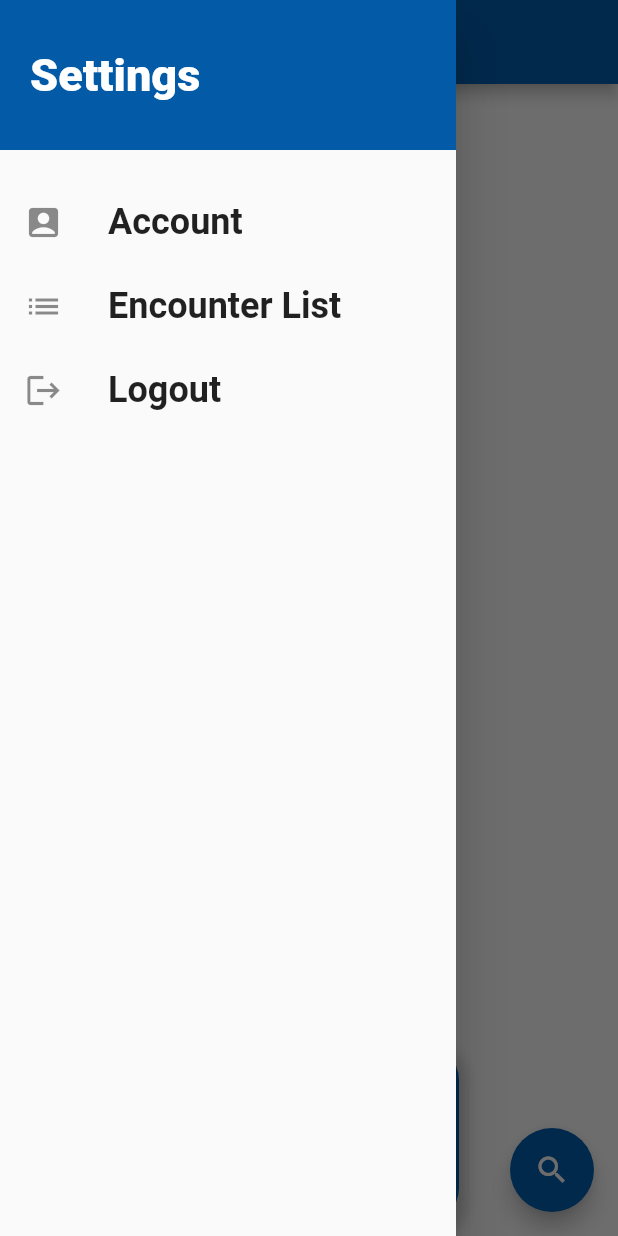
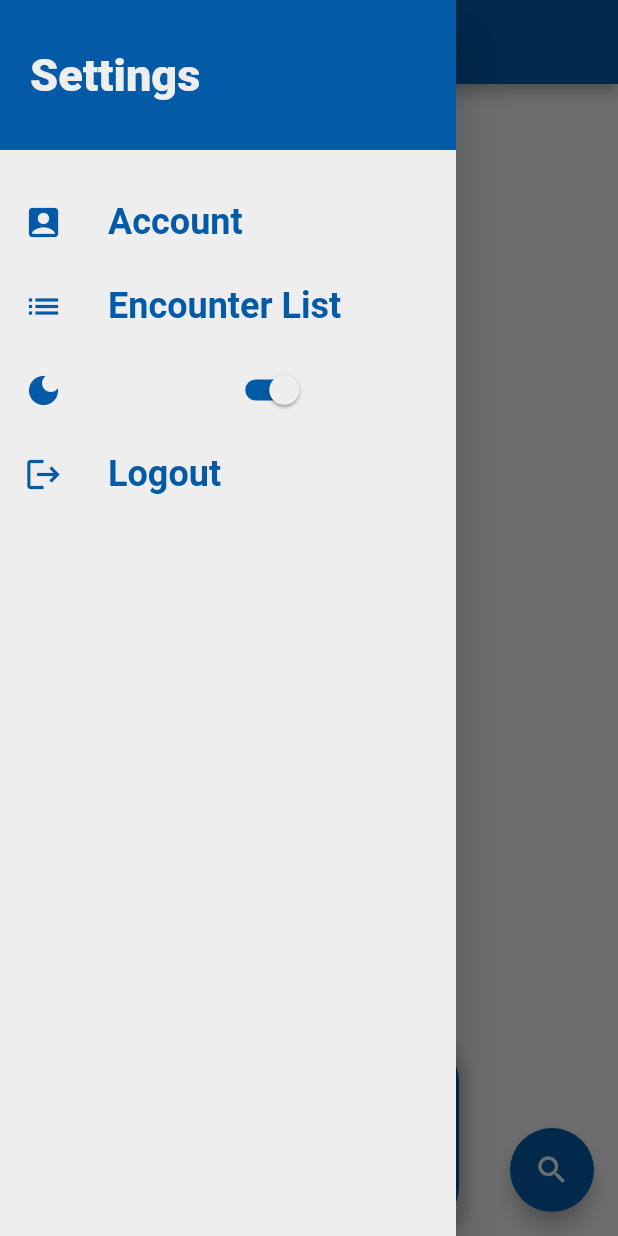
Before and after one commit to chia7123/mobileasm, a Flutter app: the screen it shows once a user with an empty profile is signed in, in the side drawer, after a tap on "Find nearby user", on a phone screen of 412 x 824 dp. Run offline on Flutter 3.47's test engine with Material 2 defaults, Android fonts, the phone set to English and light mode, and no system bars; our stand-ins replace auto_size_text, cloud_firestore, dropdown_search, firebase_auth, firebase_core, firebase_storage and 7 more; missing offline and left inert: age, huawei_location; accounts and stored records are empty.

Commit message:
Ben final 4

```diff
--- a/lib/Screen/chat_room.dart
+++ b/lib/Screen/chat_room.dart
@@ -5,7 +5,6 @@ import 'dart:math';
 import 'package:cloud_firestore/cloud_firestore.dart';
 import 'package:dating_app/Screen/conversation.dart';
 import 'package:dating_app/Screen/search.dart';
-import 'package:dating_app/Settings/theme.dart';
 import 'package:dating_app/database/constant.dart';
 import 'package:dating_app/database/database.dart';
 import 'package:dating_app/database/helperfunctions.dart';
@@ -23,6 +22,7 @@ import 'package:huawei_location/location/location_request.dart';
 import 'package:huawei_location/location/location_settings_request.dart';
 import 'package:huawei_location/location/location_settings_states.dart';
 import 'package:huawei_location/permission/permission_handler.dart';
+
 
 List<dynamic> encountered_username = [];
 
@@ -110,6 +110,7 @@ class _ChatRoomState extends State<ChatRoom> with WidgetsBindingObserver {
       });
     });
   }
+
 
   void setStatus(String status) async {
     await FirebaseFirestore.instance
@@ -212,20 +213,20 @@ class _ChatRoomState extends State<ChatRoom> with WidgetsBindingObserver {
   Widget build(BuildContext context) {
     return SafeArea(
       child: Scaffold(
-        backgroundColor: AppColors.PRIMARY_COLOR,
+        backgroundColor: PRIMARY_COLOR,
         drawer: Drawers(),
         appBar: AppBar(
           title: Text(
             'Chat Room',
             style: TextStyle(
-                fontWeight: FontWeight.bold, color: AppColors.PRIMARY_COLOR),
+                fontWeight: FontWeight.bold, color: PRIMARY_COLOR),
           ),
           centerTitle: true,
         ),
         body: Stack(
           children: [
             Container(
-              color: AppColors.PRIMARY_COLOR,
+              color: PRIMARY_COLOR,
               height: 470,
               child: chatRoomList(),
             ),
@@ -375,6 +376,23 @@ class _ChatRoomState extends State<ChatRoom> with WidgetsBindingObserver {
                             }
 
                             databaseMethods.saveEncounter();
+                            await FirebaseFirestore.instance
+                                .collection("location_data")
+                                .where("name", isEqualTo: Constants.myName)
+                                .get()
+                                .then((val) {
+                              FirebaseFirestore.instance
+                                  .collection('users')
+                                  .where("name", isEqualTo: Constants.myName);
+                              val.docs.forEach((result) {
+                                FirebaseFirestore.instance
+                                    .collection('users')
+                                    .doc(result.id)
+                                    .update({'longitude': location.longitude,'latitude': location.latitude});
+                              });
+                            });
+
+
                           },
                           child: Padding(
                             padding: const EdgeInsets.all(8.0),
@@ -387,10 +405,10 @@ class _ChatRoomState extends State<ChatRoom> with WidgetsBindingObserver {
           ],
         ),
         floatingActionButton: FloatingActionButton(
-          backgroundColor: AppColors.SECONDARY_COLOR,
+          backgroundColor: SECONDARY_COLOR,
           child: Icon(
             Icons.search,
-            color: AppColors.PRIMARY_COLOR,
+            color: PRIMARY_COLOR,
           ),
           onPressed: () {
             Navigator.push(
@@ -421,7 +439,7 @@ class ChatRoomsTile extends StatelessWidget {
         padding: const EdgeInsets.symmetric(horizontal: 8, vertical: 5),
         child: Container(
           decoration: BoxDecoration(
-              color: AppColors.SECONDARY_COLOR,
+              color: SECONDARY_COLOR,
               borderRadius: BorderRadius.circular(8),
               boxShadow: [
                 BoxShadow(
@@ -439,7 +457,7 @@ class ChatRoomsTile extends StatelessWidget {
                 width: 40,
                 alignment: Alignment.center,
                 decoration: BoxDecoration(
-                    color: AppColors.PRIMARY_COLOR,
+                    color: PRIMARY_COLOR,
                     borderRadius: BorderRadius.circular(40)),
                 child: Text("${userName.substring(0, 1).toUpperCase()}"),
               ),
@@ -451,7 +469,7 @@ class ChatRoomsTile extends StatelessWidget {
                 child: Text(
                   userName,
                   style: TextStyle(
-                      color: AppColors.PRIMARY_COLOR,
+                      color: PRIMARY_COLOR,
                       fontWeight: FontWeight.bold,
                       fontSize: 18),
                 ),
--- a/lib/database/database.dart
+++ b/lib/database/database.dart
@@ -3,6 +3,7 @@ import 'dart:math';
 import 'package:cloud_firestore/cloud_firestore.dart';
 import 'package:dating_app/Screen/chat_room.dart';
 import 'package:dating_app/database/constant.dart';
+import 'package:dating_app/widget/drawer.dart';
 
 class DatabaseMethods {
   getUserByUserName(String name) async {
@@ -94,5 +95,4 @@ class DatabaseMethods {
     });
   }
 
-
 }
--- a/lib/location_service_huawei/encounter_list.dart
+++ b/lib/location_service_huawei/encounter_list.dart
@@ -1,6 +1,6 @@
 import 'package:dating_app/Screen/chat_room.dart';
-import 'package:dating_app/Settings/theme.dart';
 import 'package:dating_app/database/database.dart';
+import 'package:dating_app/widget/drawer.dart';
 import 'package:flutter/cupertino.dart';
 import 'package:flutter/material.dart';
 
@@ -98,7 +98,7 @@ class _encounter_containerState extends State<encounter_container> {
               width: 40,
               alignment: Alignment.center,
               decoration: BoxDecoration(
-                  color: AppColors.PRIMARY_COLOR,
+                  color: PRIMARY_COLOR,
                   borderRadius: BorderRadius.circular(40)),
               child: Text("${widget.name.substring(0, 1).toUpperCase()}"),
             ),
@@ -107,7 +107,7 @@ class _encounter_containerState extends State<encounter_container> {
             ),
             Padding(
               padding: const EdgeInsets.only(left: 5.0),
-              child: Text(widget.name, style: TextStyle(color: AppColors.PRIMARY_COLOR, fontWeight: FontWeight.bold, fontSize: 18),),
+              child: Text(widget.name, style: TextStyle(color: PRIMARY_COLOR, fontWeight: FontWeight.bold, fontSize: 18),),
             )
           ],
         ),
--- a/lib/location_service_huawei/global.dart
+++ b/lib/location_service_huawei/global.dart
@@ -1,9 +1,9 @@
 import 'dart:ui';
 
 import 'package:dating_app/Screen/chat_room.dart';
-import 'package:dating_app/Settings/theme.dart';
 import 'package:dating_app/database/constant.dart';
 import 'package:dating_app/database/database.dart';
+import 'package:dating_app/widget/drawer.dart';
 import 'package:flutter/cupertino.dart';
 import 'package:flutter/material.dart';
 
@@ -123,7 +123,7 @@ customcontainer(var e, String msg) {
     width: 100,
     height: 120,
     decoration: BoxDecoration(
-        color: AppColors.SECONDARY_COLOR, borderRadius: BorderRadius.circular(24),boxShadow: [
+        color: SECONDARY_COLOR, borderRadius: BorderRadius.circular(24),boxShadow: [
       BoxShadow(
         color: Colors.grey.withOpacity(0.5),
         spreadRadius: 5,
@@ -134,10 +134,10 @@ customcontainer(var e, String msg) {
     child: Column(
       mainAxisAlignment: MainAxisAlignment.center,
       children: [
-        Icon(e,color: AppColors.PRIMARY_COLOR, size: 36,),
+        Icon(e,color: PRIMARY_COLOR, size: 36,),
         Padding(
           padding: const EdgeInsets.symmetric(horizontal: 8),
-          child: Text(msg, style: TextStyle(color: AppColors.PRIMARY_COLOR, fontWeight: FontWeight.bold,),),
+          child: Text(msg, style: TextStyle(color: PRIMARY_COLOR, fontWeight: FontWeight.bold,),),
         ),
       ],
     ),
--- a/lib/main.dart
+++ b/lib/main.dart
@@ -1,17 +1,18 @@
 import 'package:dating_app/Screen/chat_room.dart';
 import 'package:dating_app/Screen/splashScreen.dart';
 import 'package:dating_app/location_service_huawei/global.dart';
+import 'package:dating_app/widget/drawer.dart';
 
 import 'package:firebase_core/firebase_core.dart';
 import 'package:flutter/material.dart';
+import 'package:flutter_phoenix/flutter_phoenix.dart';
 
-import 'Settings/theme.dart';
 
 Future main() async {
   WidgetsFlutterBinding.ensureInitialized();
   await Firebase.initializeApp();
 
-  runApp(MyApp());
+  runApp(Phoenix(child: MyApp(),));
 }
 
 class MyApp extends StatelessWidget {
@@ -21,7 +22,7 @@ class MyApp extends StatelessWidget {
     return MaterialApp(
       title: 'Flutter Demo',
       theme: ThemeData(
-        primaryColor: AppColors.SECONDARY_COLOR,
+        primaryColor: SECONDARY_COLOR,
       ),
       home: SplashScreen(),
       // home: Drawer(),
--- a/lib/widget/drawer.dart
+++ b/lib/widget/drawer.dart
@@ -1,35 +1,30 @@
-import 'package:dating_app/Settings/theme.dart';
+
+import 'package:dating_app/database/database.dart';
 import 'package:dating_app/location_service_huawei/encounter_list.dart';
-import 'package:dating_app/location_service_huawei/global.dart';
-import 'package:dating_app/widget/dialogBox.dart';
 import 'package:dating_app/widget/user_profile.dart';
 import 'package:dating_app/wrapper.dart';
 import 'package:firebase_auth/firebase_auth.dart';
 import 'package:flutter/material.dart';
+import 'package:flutter_phoenix/flutter_phoenix.dart';
 
-class Drawers extends StatelessWidget {
+bool dark_mode=true;
+
+Color PRIMARY_COLOR = dark_mode? Color(0xFFEEEEEE): Color(0xFF035AA6);
+Color SECONDARY_COLOR = dark_mode?  Color(0xFF035AA6):Color(0xFFEEEEEE);
+
+class Drawers extends StatefulWidget {
   const Drawers({Key key}) : super(key: key);
 
-  Widget buildListTile(String text, IconData icon, Function tapHandler) {
-    return ListTile(
-      leading: Icon(
-        icon,
-        size: 26,
-      ),
-      title: Text(
-        text,
-        style: TextStyle(
-          fontSize: 24,
-          fontWeight: FontWeight.bold,
-        ),
-      ),
-      onTap: tapHandler,
-    );
+  @override
+  _DrawersState createState() => _DrawersState();
 }
 
+class _DrawersState extends State<Drawers> {
   @override
   Widget build(BuildContext context) {
     return Drawer(
+      child: Container(
+        color: PRIMARY_COLOR,
         child: Column(
           children: [
             Container(
@@ -37,19 +32,24 @@ class Drawers extends StatelessWidget {
               width: double.infinity,
               padding: const EdgeInsets.all(20),
               alignment: Alignment.centerLeft,
-            color: AppColors.SECONDARY_COLOR,
+              color: SECONDARY_COLOR,
               child: Text(
                 'Settings',
                 style: TextStyle(
                   fontWeight: FontWeight.w900,
                   fontSize: 30,
-                color: Colors.white,
+                  color: PRIMARY_COLOR,
                 ),
               ),
             ),
             SizedBox(
               height: 20,
             ),
+
+            Container(
+              color: PRIMARY_COLOR,
+              child: Column(
+                children: [
                   buildListTile('Account', Icons.account_box, () {
                     Navigator.push(context,
                         MaterialPageRoute(builder: (context) => user_Profile()));
@@ -58,13 +58,60 @@ class Drawers extends StatelessWidget {
                     Navigator.push(context,
                         MaterialPageRoute(builder: (context) => encounter_list_page()));
                   }),
+                  ListTile(
+                    leading: Icon(
+                      Icons.dark_mode,
+                      size: 26,
+                      color: SECONDARY_COLOR,
+                    ),
+                    title: Switch(
+                      value: dark_mode,
+                      onChanged: (value) {
+                        setState(() {
+                          Phoenix.rebirth(context);
+
+
+                          SECONDARY_COLOR = dark_mode? Color(0xFFEEEEEE): Color(0xFF035AA6);
+                          PRIMARY_COLOR = dark_mode?  Color(0xFF035AA6):Color(0xFFEEEEEE);
+
+                          dark_mode = value;
+                          print(dark_mode);
+                        });
+                      },
+                      activeTrackColor: SECONDARY_COLOR,
+                      activeColor: PRIMARY_COLOR,
+                    ),
+                  ),
                   buildListTile('Logout', Icons.logout, () {
                     FirebaseAuth.instance.signOut();
-            Navigator.pushReplacement(context,
-                MaterialPageRoute(builder: (context) => Wrapper()));
+                    Navigator.pushReplacement(
+                        context, MaterialPageRoute(builder: (context) => Wrapper()));
                   }),
                 ],
+              ),
+            )
+          ],
+        ),
       ),
     );
   }
 }
+
+Widget buildListTile(String text, IconData icon, Function tapHandler) {
+  return ListTile(
+    leading: Icon(
+      icon,
+      size: 26,
+      color: SECONDARY_COLOR,
+    ),
+    title: Text(
+      text,
+      style: TextStyle(
+        fontSize: 24,
+        fontWeight: FontWeight.bold,
+        color: SECONDARY_COLOR
+      ),
+    ),
+    onTap: tapHandler,
+  );
+}
--- a/pubspec.yaml
+++ b/pubspec.yaml
@@ -42,6 +42,7 @@ dependencies:
   rflutter_alert: ^2.0.4
   age: ^0.0.1
   flutter_spinkit: "^4.1.2"
+  flutter_phoenix: ^0.1.0
 
 
 
```
Also changed, not shown: lib/Screen/conversation.dart (+4 -3 lines), lib/Settings/theme.dart (deleted, +0 -92 lines), pubspec.lock. Lines whose indentation alone changed are shown as unchanged.
